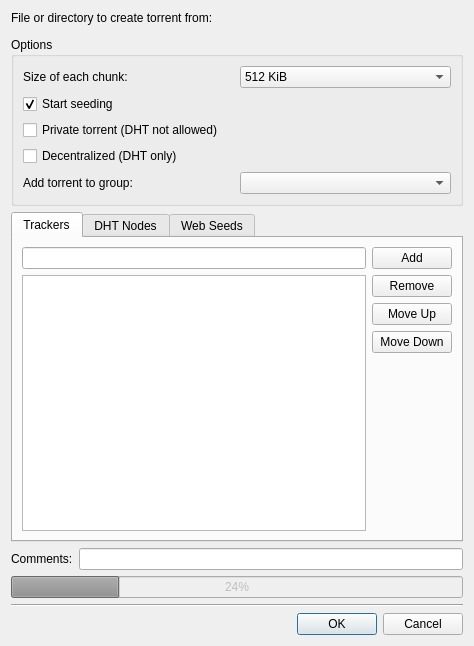
Before: the Qt Designer form ktorrent/dialogs/torrentcreatordlg.ui in KDE/ktorrent, drawn with Qt 5.
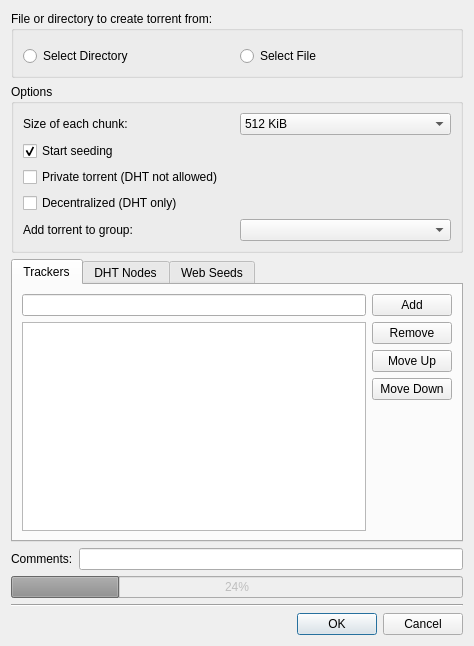
After: the same form once the commit is applied. Custom widgets are drawn as their Qt base class.

Commit message:
Allow creating torrent for a single file.
Added 2 new radio buttons. One for choosing directory and the other one for
choosing files.

The edit to the form file:
```diff
--- a/ktorrent/dialogs/torrentcreatordlg.ui
+++ b/ktorrent/dialogs/torrentcreatordlg.ui
@@ -15,12 +15,11 @@
   </property>
   <layout class="QVBoxLayout" name="verticalLayout">
    <item>
-    <widget class="QLabel" name="label">
-     <property name="text">
+    <widget class="QGroupBox" name="groupBox">
+     <property name="title">
       <string>File or directory to create torrent from:</string>
      </property>
-    </widget>
-   </item>
+     <layout class="QVBoxLayout" name="verticalLayout_2">
    <item>
     <widget class="KUrlRequester" name="m_url">
      <property name="sizePolicy">
@@ -35,6 +34,27 @@
        <height>0</height>
       </size>
      </property>
+       </widget>
+      </item>
+      <item>
+       <layout class="QHBoxLayout" name="horizontalLayout_2">
+        <item>
+         <widget class="QRadioButton" name="m_selectDirectory">
+          <property name="text">
+           <string>Select Directory</string>
+          </property>
+         </widget>
+        </item>
+        <item>
+         <widget class="QRadioButton" name="m_selectFile">
+          <property name="text">
+           <string>Select File</string>
+          </property>
+         </widget>
+        </item>
+       </layout>
+      </item>
+     </layout>
     </widget>
    </item>
    <item>
```
Lines whose indentation alone changed are shown as unchanged. The commit also changes 2 other files.
